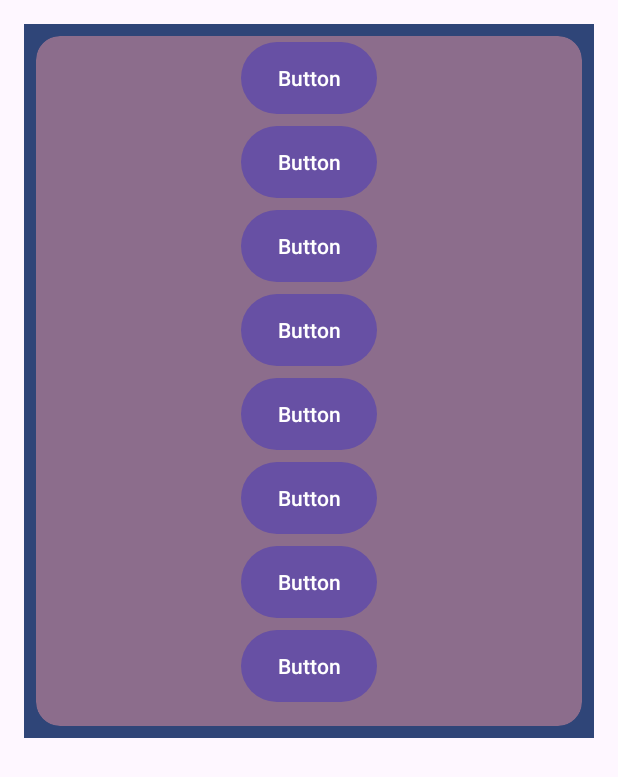
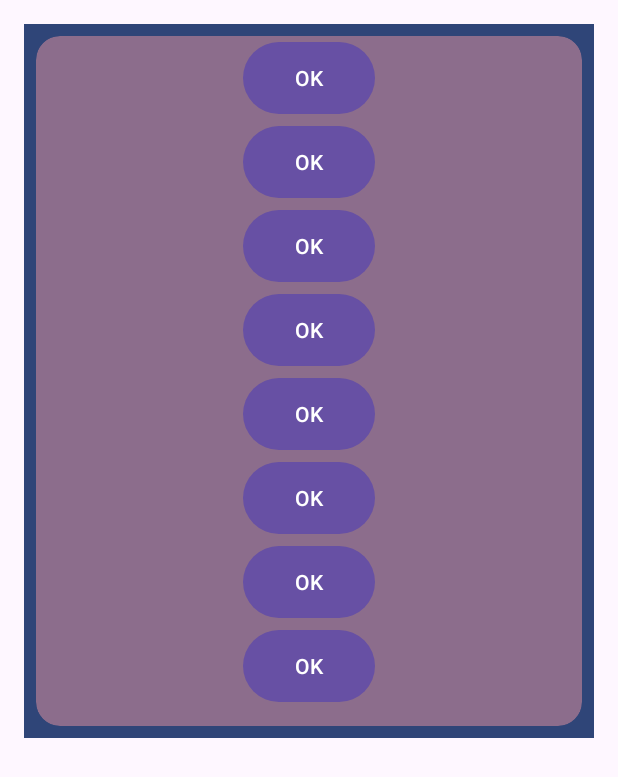
Before and after one commit to kihonyoo/ViewPager2ViewHeightAnimator, an Android app: the fragment LongFragment shown on its own in the app's theme, on a phone screen of 412 x 824 dp. Shown: the top 777 px of the screen. Run offline under Robolectric (Android 15) with nearby library versions, the phone set to English and light mode, and no system bars.

Commit message:
replace hardcode string

```diff
--- a/app/src/main/java/com/example/tablayoutscrolling/MainActivity.kt
+++ b/app/src/main/java/com/example/tablayoutscrolling/MainActivity.kt
@@ -18,7 +18,7 @@ class MainActivity : AppCompatActivity() {
         super.onCreate(savedInstanceState)
         enableEdgeToEdge()
         setContentView(binding.root)
-        ViewCompat.setOnApplyWindowInsetsListener(findViewById(R.id.main)) { v, insets ->
+        ViewCompat.setOnApplyWindowInsetsListener(binding.root) { v, insets ->
             val systemBars = insets.getInsets(WindowInsetsCompat.Type.systemBars())
             v.setPadding(systemBars.left, systemBars.top, systemBars.right, systemBars.bottom)
             insets
--- a/app/src/main/res/layout/fragment_long.xml
+++ b/app/src/main/res/layout/fragment_long.xml
@@ -26,42 +26,42 @@
             <com.google.android.material.button.MaterialButton
                 android:layout_width="wrap_content"
                 android:layout_height="56dp"
-                android:text="Button" />
+                android:text="@android:string/ok" />
 
             <com.google.android.material.button.MaterialButton
                 android:layout_width="wrap_content"
                 android:layout_height="56dp"
-                android:text="Button" />
+                android:text="@android:string/ok" />
 
             <com.google.android.material.button.MaterialButton
                 android:layout_width="wrap_content"
                 android:layout_height="56dp"
-                android:text="Button" />
+                android:text="@android:string/ok" />
 
             <com.google.android.material.button.MaterialButton
                 android:layout_width="wrap_content"
                 android:layout_height="56dp"
-                android:text="Button" />
+                android:text="@android:string/ok" />
 
             <com.google.android.material.button.MaterialButton
                 android:layout_width="wrap_content"
                 android:layout_height="56dp"
-                android:text="Button" />
+                android:text="@android:string/ok" />
 
             <com.google.android.material.button.MaterialButton
                 android:layout_width="wrap_content"
                 android:layout_height="56dp"
-                android:text="Button" />
+                android:text="@android:string/ok" />
 
             <com.google.android.material.button.MaterialButton
                 android:layout_width="wrap_content"
                 android:layout_height="56dp"
-                android:text="Button" />
+                android:text="@android:string/ok" />
 
             <com.google.android.material.button.MaterialButton
                 android:layout_width="wrap_content"
                 android:layout_height="56dp"
-                android:text="Button" />
+                android:text="@android:string/ok" />
 
 
         </LinearLayout>
--- a/app/src/main/res/layout/fragment_short.xml
+++ b/app/src/main/res/layout/fragment_short.xml
@@ -61,6 +61,6 @@
     <com.google.android.material.button.MaterialButton
         android:layout_width="wrap_content"
         android:layout_height="wrap_content"
-        android:text="Button" />
+        android:text="@android:string/ok" />
 
 </LinearLayout>
```
Also changed, not shown: app/src/main/res/layout/activity_main.xml (+10 -9 lines).
